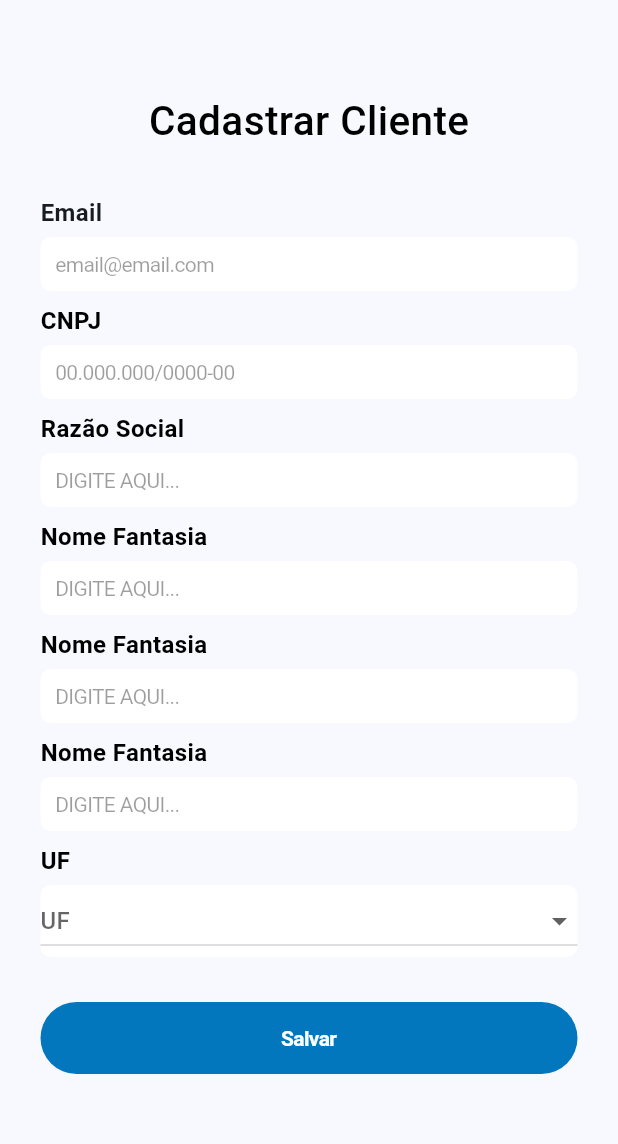
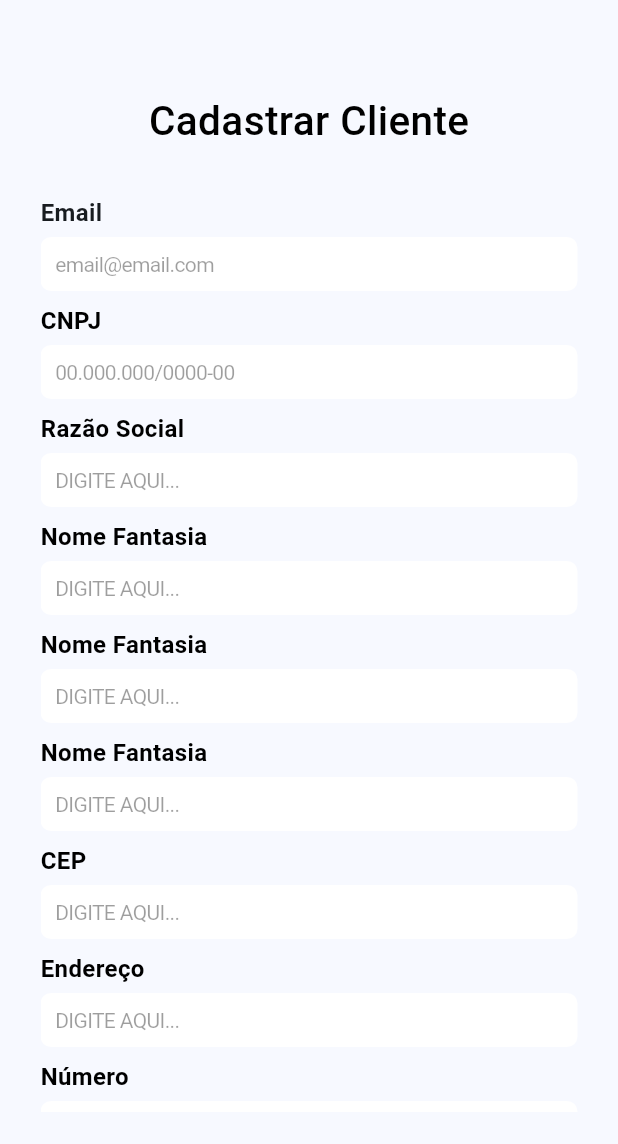
Before and after one commit to KevinFGR/SMART_APP, a Flutter app: the DetailsPage screen opened directly, on a phone screen of 412 x 824 dp, the part 84-1228 px from its top. Run offline on Flutter 3.47's test engine with Material 3 defaults, Android fonts, the phone set to English and light mode, and no system bars.

Commit message:
feat: add field for address

```diff
--- a/lib/details/details_view.dart
+++ b/lib/details/details_view.dart
@@ -49,6 +49,7 @@ class _DetailsPageState extends State<DetailsPage>{
                   ),
                 ),
                 const SizedBox(height:30),
+
                 const Align(
                   alignment: Alignment.centerLeft,
                   child: Text(
@@ -75,6 +76,7 @@ class _DetailsPageState extends State<DetailsPage>{
                   ),
                 ),
                 const SizedBox(height:8),
+
                 const Align(
                   alignment: Alignment.centerLeft,
                   child: Text(
@@ -101,6 +103,7 @@ class _DetailsPageState extends State<DetailsPage>{
                   ),
                 ),
                 const SizedBox(height:8),
+
                 const Align(
                   alignment: Alignment.centerLeft,
                   child: Text(
@@ -126,6 +129,7 @@ class _DetailsPageState extends State<DetailsPage>{
                   ),
                 ),
                 const SizedBox(height:8),
+
                 const Align(
                   alignment: Alignment.centerLeft,
                   child: Text(
@@ -151,6 +155,7 @@ class _DetailsPageState extends State<DetailsPage>{
                   ),
                 ),
                 const SizedBox(height:8),
+
                 const Align(
                   alignment: Alignment.centerLeft,
                   child: Text(
@@ -176,6 +181,7 @@ class _DetailsPageState extends State<DetailsPage>{
                   ),
                 ),
                 const SizedBox(height:8),
+
                 const Align(
                   alignment: Alignment.centerLeft,
                   child: Text(
@@ -201,6 +207,114 @@ class _DetailsPageState extends State<DetailsPage>{
                   ),
                 ),
                 const SizedBox(height:8),
+
+                const Align(
+                  alignment: Alignment.centerLeft,
+                  child: Text(
+                    'CEP',
+                    style: TextStyle(
+                      color: Colors.black,
+                      fontSize: 16,
+                      fontWeight: FontWeight.bold,
+                    ),
+                  ),
+                ),
+                const SizedBox(height: 5),
+                const CupertinoTextField(
+                  keyboardType: TextInputType.number,
+                  padding: EdgeInsets.all(10),
+                  placeholder: "DIGITE AQUI...",
+                  placeholderStyle: TextStyle(color:Colors.black38, fontSize:14),
+                  style: TextStyle(color: Colors.black, fontSize: 14),
+                  decoration: BoxDecoration(
+                    color: Colors.white,
+                    borderRadius: BorderRadius.all(
+                      Radius.circular(7),
+                    ),
+                  ),
+                ),
+                const SizedBox(height:8),
+
+                const Align(
+                  alignment: Alignment.centerLeft,
+                  child: Text(
+                    'Endereço',
+                    style: TextStyle(
+                      color: Colors.black,
+                      fontSize: 16,
+                      fontWeight: FontWeight.bold,
+                    ),
+                  ),
+                ),
+                const SizedBox(height: 5),
+                const CupertinoTextField(
+                  padding: EdgeInsets.all(10),
+                  placeholder: "DIGITE AQUI...",
+                  placeholderStyle: TextStyle(color:Colors.black38, fontSize:14),
+                  style: TextStyle(color: Colors.black, fontSize: 14),
+                  decoration: BoxDecoration(
+                    color: Colors.white,
+                    borderRadius: BorderRadius.all(
+                      Radius.circular(7),
+                    ),
+                  ),
+                ),
+                const SizedBox(height:8),
+
+                const Align(
+                  alignment: Alignment.centerLeft,
+                  child: Text(
+                    'Número',
+                    style: TextStyle(
+                      color: Colors.black,
+                      fontSize: 16,
+                      fontWeight: FontWeight.bold,
+                    ),
+                  ),
+                ),
+                const SizedBox(height: 5),
+                const CupertinoTextField(
+                  keyboardType: TextInputType.number,
+                  padding: EdgeInsets.all(10),
+                  placeholder: "DIGITE AQUI...",
+                  placeholderStyle: TextStyle(color:Colors.black38, fontSize:14),
+                  style: TextStyle(color: Colors.black, fontSize: 14),
+                  decoration: BoxDecoration(
+                    color: Colors.white,
+                    borderRadius: BorderRadius.all(
+                      Radius.circular(7),
+                    ),
+                  ),
+                ),
+                const SizedBox(height:8),
+
+                const Align(
+                  alignment: Alignment.centerLeft,
+                  child: Text(
+                    'Número',
+                    style: TextStyle(
+                      color: Colors.black,
+                      fontSize: 16,
+                      fontWeight: FontWeight.bold,
+                    ),
+                  ),
+                ),
+                const SizedBox(height: 5),
+                const CupertinoTextField(
+                  keyboardType: TextInputType.number,
+                  padding: EdgeInsets.all(10),
+                  placeholder: "DIGITE AQUI...",
+                  placeholderStyle: TextStyle(color:Colors.black38, fontSize:14),
+                  style: TextStyle(color: Colors.black, fontSize: 14),
+                  decoration: BoxDecoration(
+                    color: Colors.white,
+                    borderRadius: BorderRadius.all(
+                      Radius.circular(7),
+                    ),
+                  ),
+                ),
+                const SizedBox(height:8),
+
                 const Align(
                   alignment: Alignment.centerLeft,
                   child: Text(
@@ -237,6 +351,7 @@ class _DetailsPageState extends State<DetailsPage>{
                     },
                   ),
                 ),
+
                 const SizedBox(height:30),
                 SizedBox(
                   width: double.infinity,
```
